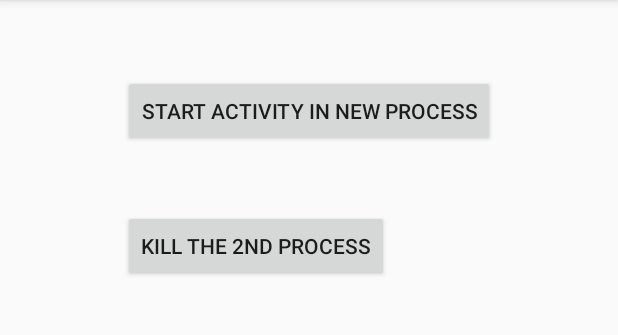
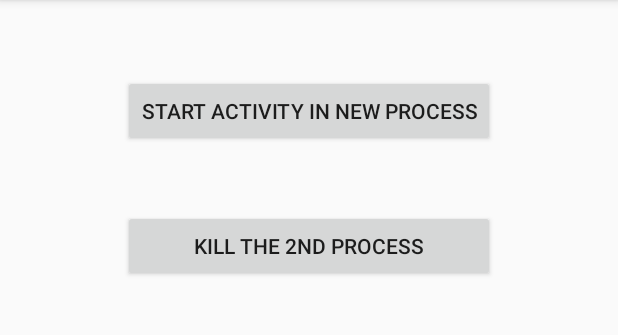
Before and after one commit to huygithub/android-samples, an Android app: the screen it shows after launch (MainActivity), on a phone screen of 412 x 824 dp, the part 84-419 px from its top. Run offline under Robolectric (Android 15) with nearby library versions, the phone set to English and light mode, and no system bars.

```diff
--- a/MultiProcessApp/app/src/main/AndroidManifest.xml
+++ b/MultiProcessApp/app/src/main/AndroidManifest.xml
@@ -15,12 +15,12 @@
         <activity android:name=".MainActivity">
             <intent-filter>
                 <action android:name="android.intent.action.MAIN" />
-
                 <category android:name="android.intent.category.LAUNCHER" />
             </intent-filter>
         </activity>
 
         <activity android:name=".SecondActivity"
+                  android:label="@string/second_activity_label"
                   android:process=":secondview" />
 
     </application>
--- a/MultiProcessApp/app/src/main/res/layout/activity_main.xml
+++ b/MultiProcessApp/app/src/main/res/layout/activity_main.xml
@@ -31,6 +31,8 @@
         android:layout_below="@+id/button"
         android:layout_alignLeft="@+id/button"
         android:layout_alignStart="@+id/button"
-        android:onClick="killSecondProcess" />
+        android:onClick="killSecondProcess"
+        android:layout_alignRight="@+id/button"
+        android:layout_alignEnd="@+id/button" />
 
 </RelativeLayout>
--- a/MultiProcessApp/app/src/main/res/values/strings.xml
+++ b/MultiProcessApp/app/src/main/res/values/strings.xml
@@ -4,4 +4,5 @@
     <string name="kill_second_process_button">Kill the 2nd process</string>
     <string name="second_activity_text">The 2nd activity in a new process</string>
     <string name="go_back_text">Go back</string>
+    <string name="second_activity_label">The second activity</string>
 </resources>
```
Also changed, not shown: MultiProcessApp/app/build.gradle (+13 -1 lines).
